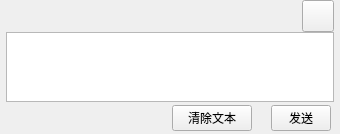
CodeCCsky/chatWithQing, file app/asset/ui/input_label.ui: the form before one commit.
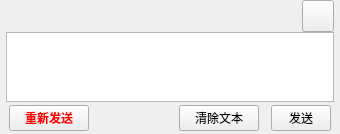
The form after the commit.

Commit message: 发送失败重试功能（未完成）

```diff
--- a/app/asset/ui/input_label.ui
+++ b/app/asset/ui/input_label.ui
@@ -103,7 +103,7 @@
    </item>
    <item>
     <widget class="QWidget" name="widget" native="true">
-     <layout class="QHBoxLayout" name="horizontalLayout" stretch="10,1,1,1">
+     <layout class="QHBoxLayout" name="horizontalLayout" stretch="0,10,1,1,1">
       <property name="spacing">
        <number>3</number>
       </property>
@@ -119,6 +119,23 @@
       <property name="bottomMargin">
        <number>3</number>
       </property>
+      <item>
+       <widget class="QPushButton" name="retryButton">
+        <property name="font">
+         <font>
+          <family>Consolas</family>
+          <weight>75</weight>
+          <bold>true</bold>
+         </font>
+        </property>
+        <property name="styleSheet">
+         <string notr="true">QPushButton{color:red;font-weight:bold;}</string>
+        </property>
+        <property name="text">
+         <string>重新发送</string>
+        </property>
+       </widget>
+      </item>
       <item>
        <spacer name="horizontalSpacer">
         <property name="orientation">
```
The commit also changes 18 other files.
